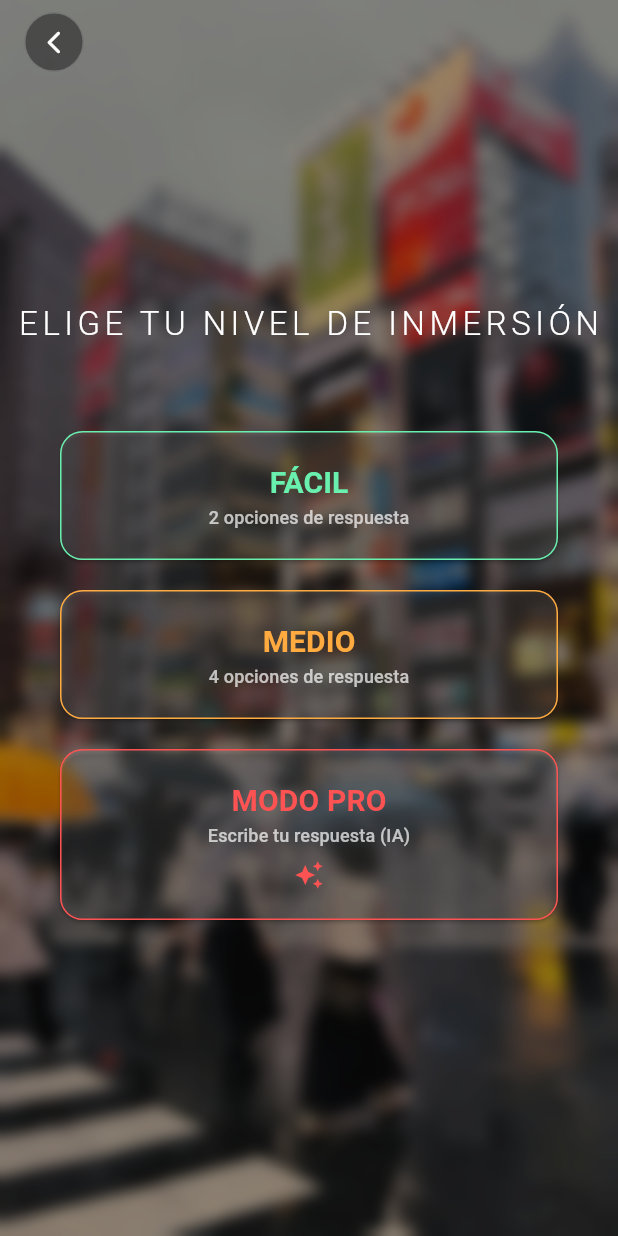
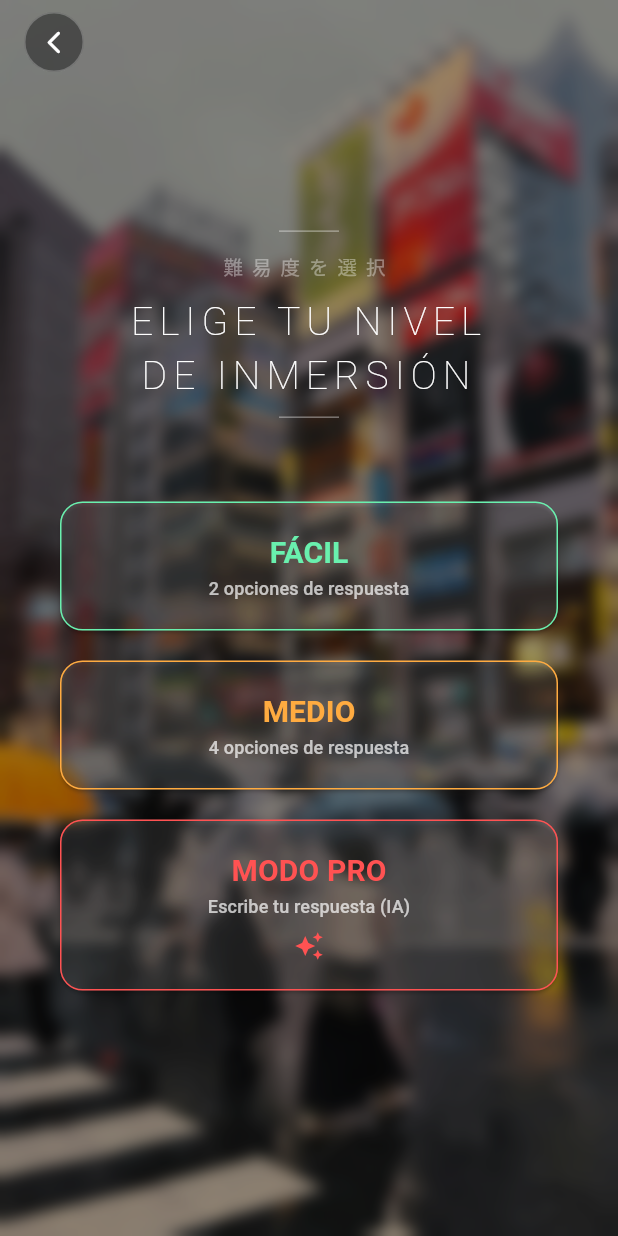
Before and after one commit to alexandranc068/Works, a Flutter app: the SelectorDificultadVista screen opened directly with empty values, on a phone screen of 412 x 824 dp. Run offline on Flutter 3.47's test engine with Material 3 defaults, Android fonts, the phone set to English and light mode, and no system bars; our stand-ins replace cloud_firestore, firebase_ai, firebase_core; accounts and stored records are empty.

Commit message:
Cambiadno tipografia del selector de dificultad

```diff
--- a/lib/vistas/selector_dificultad_vista.dart
+++ b/lib/vistas/selector_dificultad_vista.dart
@@ -56,26 +56,52 @@ class SelectorDificultadVista extends StatelessWidget {
           Center(
   child: Column(
     mainAxisAlignment: MainAxisAlignment.center,
+    crossAxisAlignment: CrossAxisAlignment.center,
     children: [
+      Container(
+        width: 40,
+        height: 1,
+        color: Colors.white38,
+      ),
+      SizedBox(height: 12 * escala),
       const Text(
-                  "ELIGE TU NIVEL DE INMERSIÓN",
+        "難易度を選択",
+        style: TextStyle(
+          color: Colors.white38,
+          fontSize: 13,
+          letterSpacing: 6,
+          fontWeight: FontWeight.w300,
+        ),
+        textAlign: TextAlign.center,
+      ),
+      SizedBox(height: 8 * escala),
+      const Text(
+        "ELIGE TU NIVEL\nDE INMERSIÓN",
+        textAlign: TextAlign.center,
         style: TextStyle(
           color: Colors.white,
-                    fontSize: 22,
-                    letterSpacing: 3,
-                    fontWeight: FontWeight.w300,
+          fontSize: 26,
+          letterSpacing: 4,
+          fontWeight: FontWeight.w200,
+          height: 1.4,
         ),
+      ),
+      SizedBox(height: 8 * escala),
+      Container(
+        width: 40,
+        height: 1,
+        color: Colors.white38,
       ),
       SizedBox(height: 40 * escala),
       _botonDificultad(context, "FÁCIL", "2 opciones de respuesta", Colors.greenAccent, () => _irAlSiguientePaso(context, "facil")),
       _botonDificultad(context, "MEDIO", "4 opciones de respuesta", Colors.orangeAccent, () => _irAlSiguientePaso(context, "medio")),
       _botonDificultad(context, "MODO PRO", "Escribe tu respuesta (IA)", Colors.redAccent, () => _irAlSiguientePaso(context, "pro"), esPro: true),
-              ],
-            ),
-          ),
-        ],
-      ),
-    );
+   ],       // ← cierra children del Column
+            ),         // ← cierra Column
+          ),           // ← cierra Center
+        ],             // ← cierra children del Stack
+      ),               // ← cierra Stack
+    );                 // ← cierra Scaffold
   }
 
   Widget _botonDificultad(BuildContext context, String titulo, String subtitulo, Color color, VoidCallback accion, {bool esPro = false}) {
```
Lines whose indentation alone changed are shown as unchanged.
